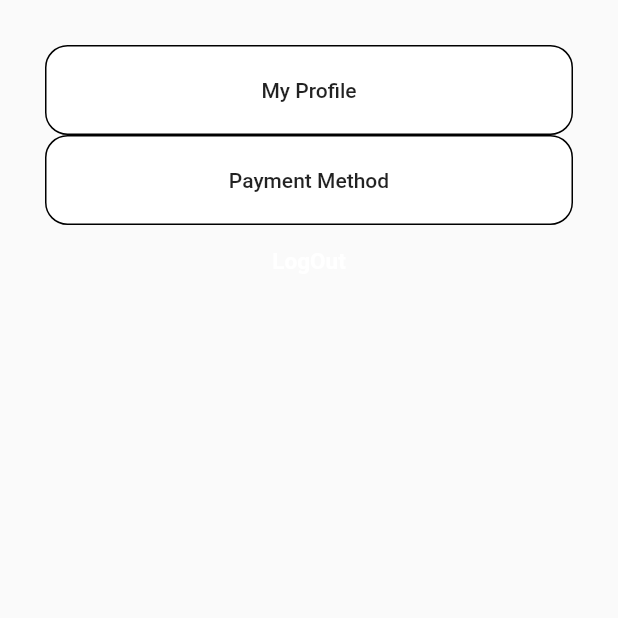
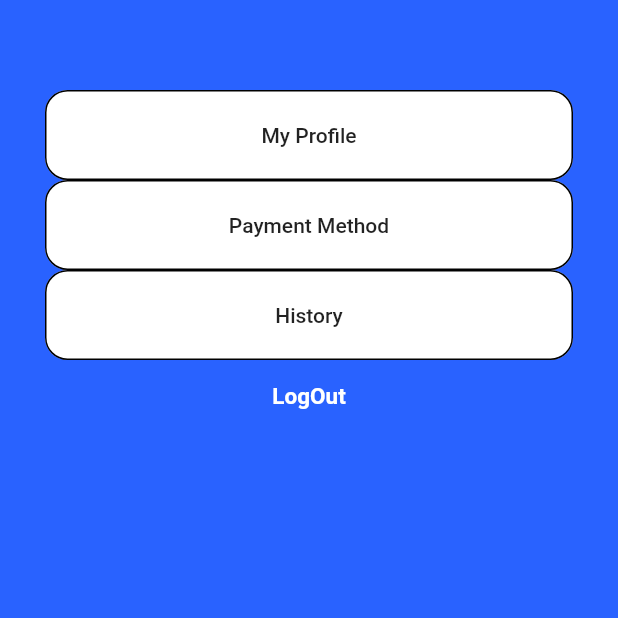
Before and after one commit to fauzipradipta/ProfessionalLaundry, a Flutter app: the SettingPage screen opened directly, on a phone screen of 412 x 824 dp, the top half of it. Run offline on Flutter 3.47's test engine with Material 2 defaults, Android fonts, the phone set to English and light mode, and no system bars; our stand-ins replace firebase_auth, firebase_core; accounts and stored records are empty.

Commit message:
History Page update

```diff
--- a/lib/Screens/Setting.dart
+++ b/lib/Screens/Setting.dart
@@ -3,6 +3,9 @@ import 'package:flutter/cupertino.dart';
 import 'package:firebase_auth/firebase_auth.dart';
 import 'package:pl/Screens/Login.dart';
 import 'package:pl/Screens/MyProfile.dart';
+import 'package:pl/Screens/History.dart';
+//import 'package:pl/Screens/Bodymainpage.dart';
+//import 'package:pl/Screens/Mainpage.dart';
 
 class SettingPage extends StatefulWidget{
   @override
@@ -13,15 +16,21 @@ class _SettingPage extends State<SettingPage>{
   final auth = FirebaseAuth.instance;
   @override
   Widget build(BuildContext context){
-    return  SafeArea(
+    return  Scaffold(
+      resizeToAvoidBottomInset: false,
+      backgroundColor:Colors.blueAccent[700],
+
+
         //My Profile Button
-        child: Container(
+        body: Container(
           width:double.infinity,
           height: MediaQuery.of(context).size.height,
           padding: EdgeInsets.symmetric(horizontal: 30, vertical:30),
             child:Column(
               children:<Widget> [
-                FlatButton(
+                Padding(
+                  padding:  EdgeInsets.only(top: 30),
+                  child: FlatButton(
                     minWidth:double.infinity,
                     height: 60,
                     onPressed: (){
@@ -35,6 +44,7 @@ class _SettingPage extends State<SettingPage>{
                       ),
                     ),
                       child:Text("My Profile")
+                  ),
                 ),
 
                     //Payment Method Button
@@ -52,6 +62,26 @@ class _SettingPage extends State<SettingPage>{
                             ),
                           ),
                             child:Text("Payment Method")
+                        ),
+                      ],
+                    ),
+
+                    Column(
+                      children:<Widget>[
+                        FlatButton(
+                          minWidth: double.infinity,
+                          height:60,
+                          onPressed: (){
+                               Navigator.of(context).pushReplacement(MaterialPageRoute(builder: (context) => HistoryPage()));
+                          },
+                          color:Colors.white,
+                          shape:RoundedRectangleBorder(
+                            borderRadius: (BorderRadius.circular(15)),
+                            side:BorderSide(
+                              color:Colors.black
+                            ),
+                          ),
+                            child:Text("History")
                         ),
                       ],
                     ),
```
Also changed, not shown: lib/Screens/Bodymainpage.dart (+14 -33 lines), lib/Screens/History.dart (+60 -10 lines), lib/Screens/Mainpage.dart (line endings or trailing spaces). Lines whose indentation alone changed are shown as unchanged.
